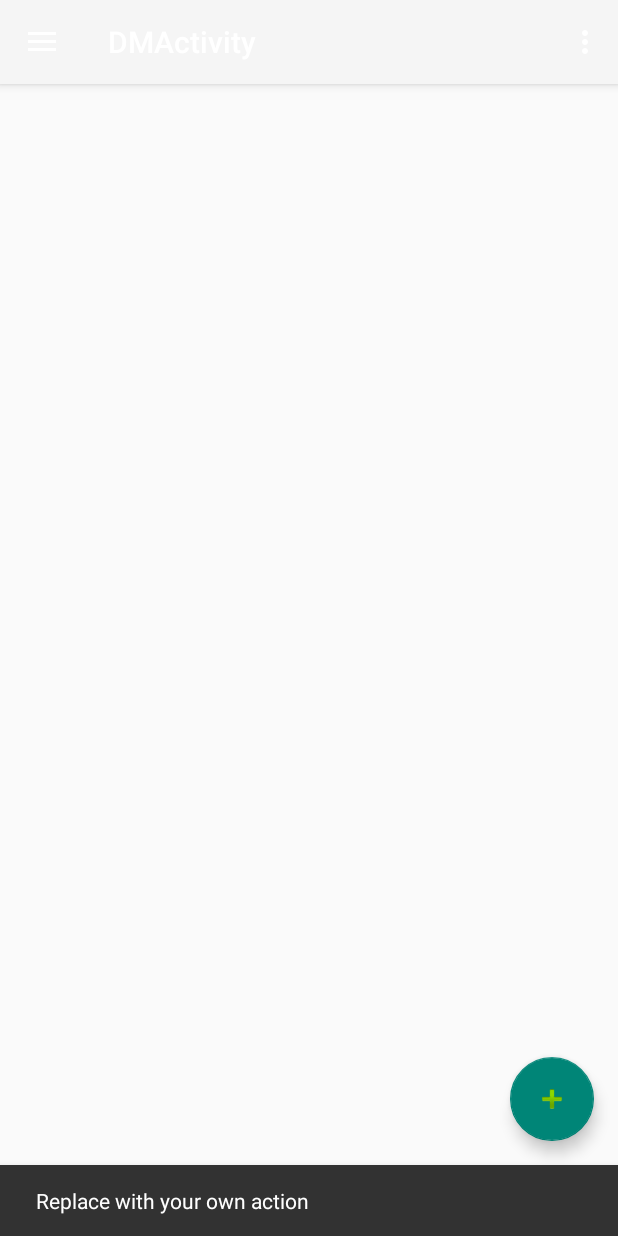
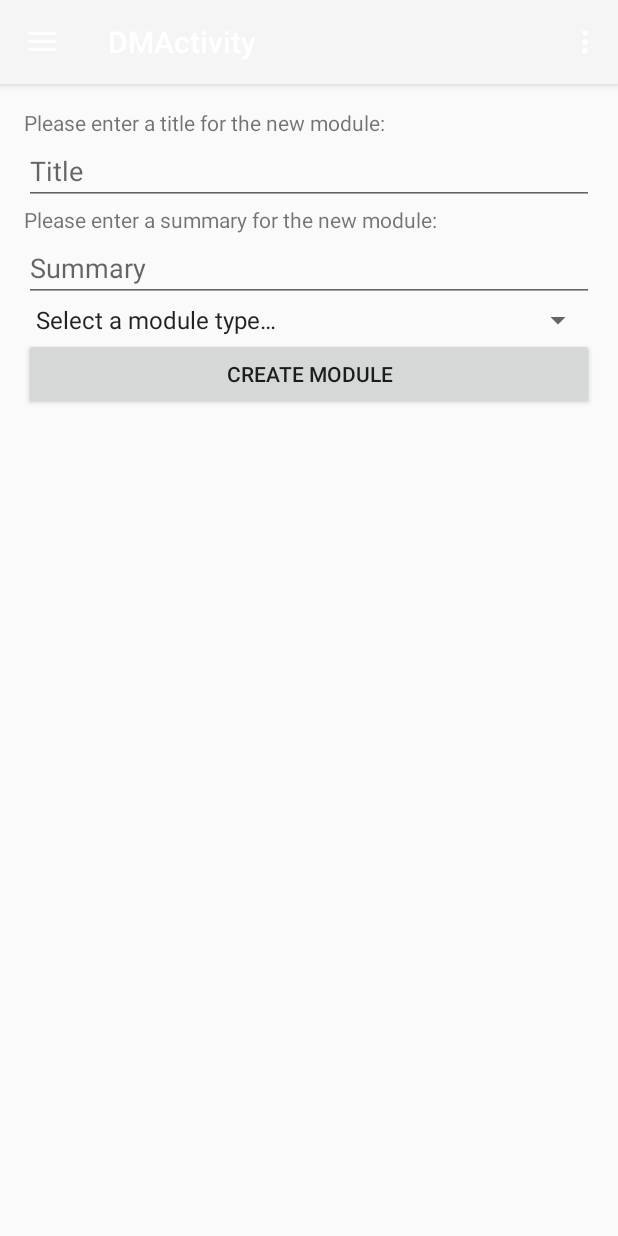
Before and after one commit to Makalaster/AdventureFriends, an Android app: the DMActivity screen opened directly, with no data from a screen before it, after a tap on an icon or button, on a phone screen of 412 x 824 dp. Run offline under Robolectric (Android 15) with nearby library versions, the phone set to English and light mode, and no system bars; our stand-ins replace Firebase (no records; nobody signed in at launch, a user with empty details on screens opened directly); 5 statements that could not run were skipped.

```diff
--- a/AdventureFriends/app/build.gradle
+++ b/AdventureFriends/app/build.gradle
@@ -38,4 +38,5 @@ dependencies {
 }
 
 
+
 apply plugin: 'com.google.gms.google-services'
--- a/AdventureFriends/app/src/main/java/com/makalaster/adventurefriends/dm/DMActivity.java
+++ b/AdventureFriends/app/src/main/java/com/makalaster/adventurefriends/dm/DMActivity.java
@@ -4,6 +4,7 @@ import android.content.Intent;
 import android.os.Bundle;
 import android.support.design.widget.FloatingActionButton;
 import android.support.design.widget.Snackbar;
+import android.support.v4.app.Fragment;
 import android.support.v4.app.FragmentManager;
 import android.support.v4.app.FragmentTransaction;
 import android.view.View;
@@ -20,12 +21,14 @@ import android.widget.TextView;
 import com.google.firebase.auth.FirebaseAuth;
 import com.makalaster.adventurefriends.R;
 import com.makalaster.adventurefriends.dm.dmFragments.ModuleListFragment;
+import com.makalaster.adventurefriends.dm.dmFragments.NewModuleFragment;
 import com.makalaster.adventurefriends.lobby.LobbyActivity;
 import com.makalaster.adventurefriends.model.campaign.Campaign;
 
 public class DMActivity extends AppCompatActivity
         implements NavigationView.OnNavigationItemSelectedListener,
-                    ModuleListFragment.OnModuleInteractionListener {
+                    ModuleListFragment.OnModuleInteractionListener,
+                    NewModuleFragment.OnNewCampaignCreatedListener {
 
     private FirebaseAuth mAuth;
     private FragmentManager mFragmentManager;
@@ -53,9 +56,11 @@ public class DMActivity extends AppCompatActivity
     }
 
     private void loadModuleList(String id) {
-        FragmentTransaction transaction = mFragmentManager.beginTransaction();
         ModuleListFragment moduleListFragment = ModuleListFragment.newInstance(id);
-        transaction.add(R.id.dm_fragment_container, moduleListFragment).commit();
+        mFragmentManager.beginTransaction()
+                .addToBackStack(null)
+                .replace(R.id.dm_fragment_container, moduleListFragment)
+                .commit();
     }
 
     @Override
@@ -123,11 +128,20 @@ public class DMActivity extends AppCompatActivity
 
     @Override
     public void onAddNewModule() {
+        Fragment newModuleFragment = NewModuleFragment.newInstance();
+        mFragmentManager.beginTransaction()
+                .addToBackStack(null)
+                .replace(R.id.dm_fragment_container, newModuleFragment)
+                .commit();
+    }
+
+    @Override
+    public void onModuleSelected(String moduleId) {
 
     }
 
     @Override
-    public void onSelectModule() {
+    public void onNewModuleCreated(String title, String summary, int type) {
 
     }
 }
--- a/AdventureFriends/app/src/main/java/com/makalaster/adventurefriends/dm/dmFragments/ModuleListFragment.java
+++ b/AdventureFriends/app/src/main/java/com/makalaster/adventurefriends/dm/dmFragments/ModuleListFragment.java
@@ -116,8 +116,15 @@ public class ModuleListFragment extends Fragment {
         moduleRecyclerView.setAdapter(new FirebaseRecyclerAdapter<Module, ModuleViewHolder>
                 (Module.class, R.layout.layout_module_list_item, ModuleViewHolder.class, modulesReference) {
             @Override
-            protected void populateViewHolder(ModuleViewHolder viewHolder, Module model, int position) {
-
+            protected void populateViewHolder(ModuleViewHolder viewHolder, final Module model, int position) {
+                viewHolder.mModuleName.setText(model.getTitle());
+                viewHolder.mModuleType.setText(model.getType());
+                viewHolder.mModuleListItem.setOnClickListener(new View.OnClickListener() {
+                    @Override
+                    public void onClick(View v) {
+                        mListener.onModuleSelected(model.getId());
+                    }
+                });
             }
         });
 
@@ -125,17 +132,9 @@ public class ModuleListFragment extends Fragment {
         fab.setOnClickListener(new View.OnClickListener() {
             @Override
             public void onClick(View view) {
-                Snackbar.make(view, "Replace with your own action", Snackbar.LENGTH_LONG)
-                        .setAction("Action", null).show();
+                mListener.onAddNewModule();
             }
         });
-    }
-
-    // TODO: Rename method, update argument and hook method into UI event
-    public void onButtonPressed(Uri uri) {
-        if (mListener != null) {
-            mListener.onAddNewModule();
-        }
     }
 
     @Override
@@ -167,6 +166,6 @@ public class ModuleListFragment extends Fragment {
      */
     public interface OnModuleInteractionListener {
         void onAddNewModule();
-        void onSelectModule();
+        void onModuleSelected(String moduleId);
     }
 }
--- /dev/null
+++ b/AdventureFriends/app/src/main/java/com/makalaster/adventurefriends/dm/dmFragments/NewModuleFragment.java
@@ -0,0 +1,87 @@
+package com.makalaster.adventurefriends.dm.dmFragments;
+
+import android.content.Context;
+import android.net.Uri;
+import android.os.Bundle;
+import android.support.annotation.Nullable;
+import android.support.v4.app.Fragment;
+import android.view.LayoutInflater;
+import android.view.View;
+import android.view.ViewGroup;
+
+import com.makalaster.adventurefriends.R;
+
+/**
+ * A simple {@link Fragment} subclass.
+ * Activities that contain this fragment must implement the
+ * {@link OnNewCampaignCreatedListener} interface
+ * to handle interaction events.
+ * Use the {@link NewModuleFragment#newInstance} factory method to
+ * create an instance of this fragment.
+ */
+public class NewModuleFragment extends Fragment {
+    private static final String TAG = "NewModuleFragment";
+
+    private OnNewCampaignCreatedListener mListener;
+
+    public NewModuleFragment() {
+        // Required empty public constructor
+    }
+
+    /**
+     * Use this factory method to create a new instance of
+     * this fragment using the provided parameters.
+     *
+     * @return A new instance of fragment NewModuleFragment.
+     */
+    public static NewModuleFragment newInstance() {
+        NewModuleFragment fragment = new NewModuleFragment();
+        Bundle args = new Bundle();
+
+        fragment.setArguments(args);
+        return fragment;
+    }
+
+    @Override
+    public View onCreateView(LayoutInflater inflater, ViewGroup container,
+                             Bundle savedInstanceState) {
+        // Inflate the layout for this fragment
+        return inflater.inflate(R.layout.fragment_new_module, container, false);
+    }
+
+    @Override
+    public void onViewCreated(View view, @Nullable Bundle savedInstanceState) {
+        super.onViewCreated(view, savedInstanceState);
+    }
+
+    @Override
+    public void onAttach(Context context) {
+        super.onAttach(context);
+        if (context instanceof OnNewCampaignCreatedListener) {
+            mListener = (OnNewCampaignCreatedListener) context;
+        } else {
+            throw new RuntimeException(context.toString()
+                    + " must implement OnNewCampaignCreatedListener");
+        }
+    }
+
+    @Override
+    public void onDetach() {
+        super.onDetach();
+        mListener = null;
+    }
+
+    /**
+     * This interface must be implemented by activities that contain this
+     * fragment to allow an interaction in this fragment to be communicated
+     * to the activity and potentially other fragments contained in that
+     * activity.
+     * <p>
+     * See the Android Training lesson <a href=
+     * "http://developer.android.com/training/basics/fragments/communicating.html"
+     * >Communicating with Other Fragments</a> for more information.
+     */
+    public interface OnNewCampaignCreatedListener {
+        void onNewModuleCreated(String title, String summary, int type);
+    }
+}
--- /dev/null
+++ b/AdventureFriends/app/src/main/res/layout/fragment_new_module.xml
@@ -0,0 +1,42 @@
+<LinearLayout
+    xmlns:android="http://schemas.android.com/apk/res/android"
+    xmlns:tools="http://schemas.android.com/tools"
+    android:layout_width="match_parent"
+    android:layout_height="match_parent"
+    android:orientation="vertical"
+    android:padding="16dp"
+    tools:context="com.makalaster.adventurefriends.dm.dmFragments.NewModuleFragment">
+
+    <TextView
+        android:layout_width="match_parent"
+        android:layout_height="wrap_content"
+        android:text="@string/new_module_title_label"/>
+
+    <EditText
+        android:id="@+id/new_module_title"
+        android:layout_width="match_parent"
+        android:layout_height="wrap_content"
+        android:inputType="textCapWords"
+        android:hint="@string/new_module_title_hint"/>
+
+    <TextView
+        android:layout_width="match_parent"
+        android:layout_height="wrap_content"
+        android:text="@string/new_module_summary_label"/>
+
+    <EditText
+        android:layout_width="match_parent"
+        android:layout_height="wrap_content"
+        android:hint="@string/new_module_summary_hint"/>
+
+    <Spinner
+        android:layout_width="match_parent"
+        android:layout_height="wrap_content"
+        android:entries="@array/module_types"/>
+
+    <Button
+        android:layout_width="match_parent"
+        android:layout_height="wrap_content"
+        android:text="@string/create_module"/>
+
+</LinearLayout>
--- a/AdventureFriends/app/src/main/res/values/strings.xml
+++ b/AdventureFriends/app/src/main/res/values/strings.xml
@@ -28,6 +28,20 @@
     </string-array>
     <string name="title_activity_dm">DMActivity</string>
 
+    <string name="new_module_title_label">Please enter a title for the new module:</string>
+    <string name="new_module_title_hint">Title</string>
+    <string name="new_module_summary_label">Please enter a summary for the new module:</string>
+    <string name="new_module_summary_hint">Summary</string>
+    <string name="create_module">create module</string>
+
+    <string-array name="module_types">
+        <item>Select a module type…</item>
+        <item>Battle</item>
+        <item>Story</item>
+        <item>Non-battle</item>
+        <item>Other</item>
+    </string-array>
+
     <!-- TODO: Remove or change this placeholder text -->
     <string name="hello_blank_fragment">Hello blank fragment</string>
 
```
Also changed, not shown: AdventureFriends/app/src/main/java/com/makalaster/adventurefriends/dm/moduleRecyclerView/ModuleViewHolder.java (+10 -0 lines), AdventureFriends/app/src/main/java/com/makalaster/adventurefriends/lobby/LobbyActivity.java (+14 -1 lines), AdventureFriends/app/src/main/java/com/makalaster/adventurefriends/lobby/lobbyFragments/CampaignDetailFragment.java (+52 -0 lines), AdventureFriends/app/src/main/res/layout/layout_module_list_item.xml (+25 -5 lines).
